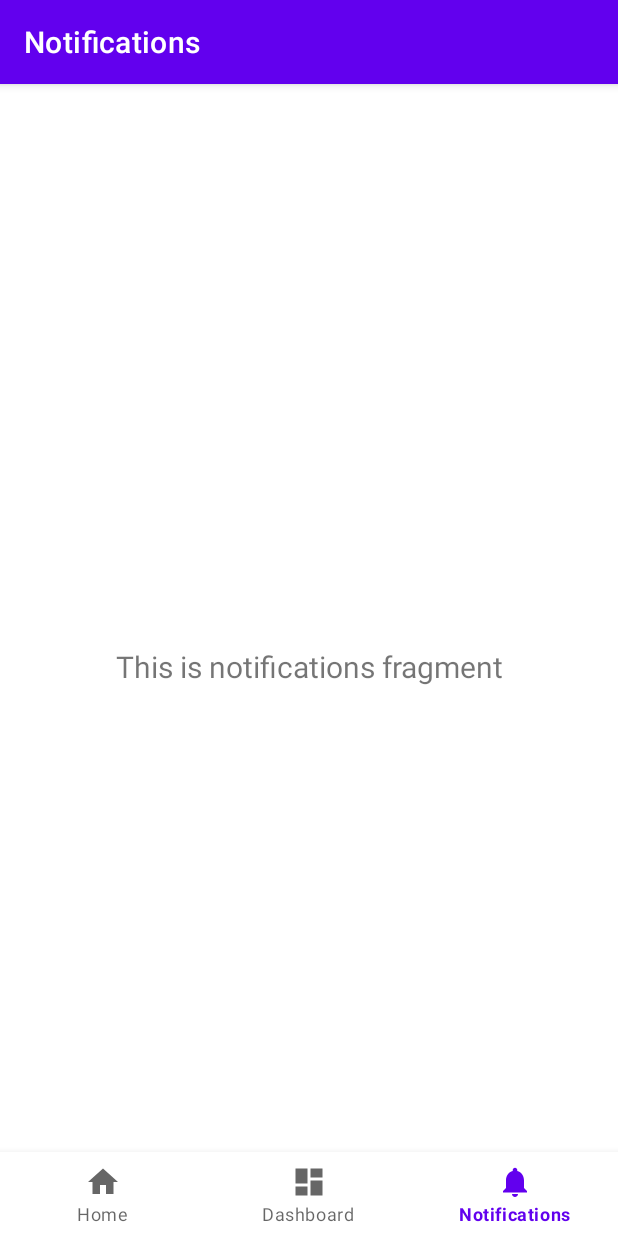
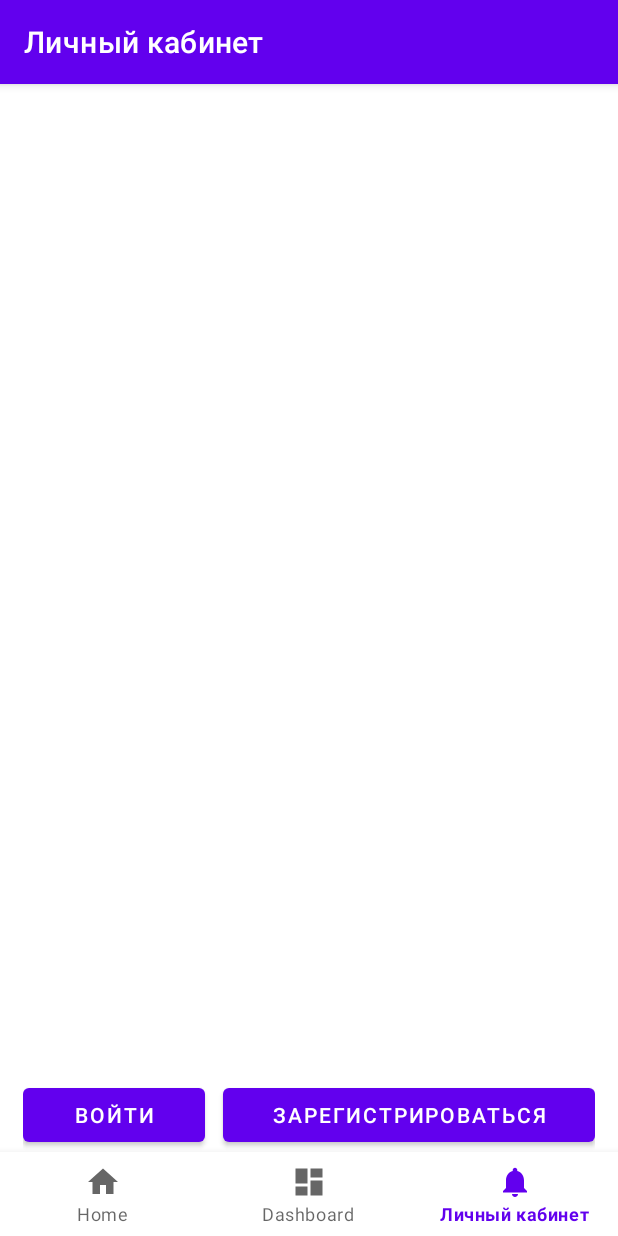
Before and after one commit to sanchousgoncharov/hakaton2, an Android app: the NotificationsFragment screen opened through its navigation route, on a phone screen of 412 x 824 dp. Run offline under Robolectric (Android 15) with nearby library versions, the phone set to English and light mode, and no system bars; our stand-ins replace navigation-ui.

Commit message:
kiril pc commit

```diff
--- a/app/build.gradle
+++ b/app/build.gradle
@@ -8,7 +8,7 @@ android {
 
     defaultConfig {
         applicationId "com.example.hakaton2"
-        minSdkVersion 16
+        minSdkVersion 19
         targetSdkVersion 30
         versionCode 1
         versionName "1.0"
@@ -40,4 +40,8 @@ dependencies {
     testImplementation 'junit:junit:4.+'
     androidTestImplementation 'androidx.test.ext:junit:1.1.2'
     androidTestImplementation 'androidx.test.espresso:espresso-core:3.3.0'
+    implementation platform('com.google.firebase:firebase-bom:29.1.0')
+    implementation 'com.google.firebase:firebase-analytics'
+
+
 }
--- a/app/src/main/java/com/example/hakaton2/ui/notifications/NotificationsFragment.java
+++ b/app/src/main/java/com/example/hakaton2/ui/notifications/NotificationsFragment.java
@@ -1,15 +1,14 @@
 package com.example.hakaton2.ui.notifications;
 
+import android.content.Intent;
 import android.os.Bundle;
 import android.view.LayoutInflater;
 import android.view.View;
 import android.view.ViewGroup;
-import android.widget.TextView;
+import android.widget.Button;
 
 import androidx.annotation.NonNull;
-import androidx.annotation.Nullable;
 import androidx.fragment.app.Fragment;
-import androidx.lifecycle.Observer;
 import androidx.lifecycle.ViewModelProvider;
 
 import com.example.hakaton2.R;
@@ -17,19 +16,37 @@ import com.example.hakaton2.R;
 public class NotificationsFragment extends Fragment {
 
     private NotificationsViewModel notificationsViewModel;
+    public Button bl;
+    public Button br;
 
     public View onCreateView(@NonNull LayoutInflater inflater,
                              ViewGroup container, Bundle savedInstanceState) {
         notificationsViewModel =
-                new ViewModelProvider(this).get(NotificationsViewModel.class);
+        new ViewModelProvider(this).get(NotificationsViewModel.class);
         View root = inflater.inflate(R.layout.fragment_notifications, container, false);
-        final TextView textView = root.findViewById(R.id.text_notifications);
-        notificationsViewModel.getText().observe(getViewLifecycleOwner(), new Observer<String>() {
+
+        bl = (Button) root.findViewById(R.id.btnSignIn);
+        br = (Button) root.findViewById(R.id.btnRegister);
+
+        bl.setOnClickListener(new View.OnClickListener() {
             @Override
-            public void onChanged(@Nullable String s) {
-                textView.setText(s);
+            public void onClick(View view) {
+                Intent intent = new Intent(NotificationsFragment.this.getActivity(), Login.class);
+                startActivity(intent);
             }
         });
+        br.setOnClickListener(new View.OnClickListener() {
+            @Override
+            public void onClick(View view) {
+                Intent intent = new Intent(NotificationsFragment.this.getActivity(), Register.class);
+                startActivity(intent);
+            }
+        });
+
+
+
         return root;
     }
+
+
 }
--- a/app/src/main/java/com/example/hakaton2/ui/notifications/NotificationsViewModel.java
+++ b/app/src/main/java/com/example/hakaton2/ui/notifications/NotificationsViewModel.java
@@ -16,4 +16,6 @@ public class NotificationsViewModel extends ViewModel {
     public LiveData<String> getText() {
         return mText;
     }
+
+
 }
--- a/app/src/main/res/layout/activity_main.xml
+++ b/app/src/main/res/layout/activity_main.xml
@@ -30,7 +30,8 @@
         app:layout_constraintHorizontal_bias="0.0"
         app:layout_constraintLeft_toLeftOf="parent"
         app:layout_constraintRight_toRightOf="parent"
-        app:navGraph="@navigation/mobile_navigation"
-        />
+        app:navGraph="@navigation/mobile_navigation" />
+
+
 
 </androidx.constraintlayout.widget.ConstraintLayout>
--- a/app/src/main/res/layout/fragment_notifications.xml
+++ b/app/src/main/res/layout/fragment_notifications.xml
@@ -1,22 +1,63 @@
 <?xml version="1.0" encoding="utf-8"?>
-<androidx.constraintlayout.widget.ConstraintLayout xmlns:android="http://schemas.android.com/apk/res/android"
+<RelativeLayout xmlns:android="http://schemas.android.com/apk/res/android"
     xmlns:app="http://schemas.android.com/apk/res-auto"
     xmlns:tools="http://schemas.android.com/tools"
     android:layout_width="match_parent"
     android:layout_height="match_parent"
     tools:context=".ui.notifications.NotificationsFragment">
 
+    <LinearLayout
+        android:layout_width="wrap_content"
+        android:layout_height="wrap_content"
+        android:layout_marginTop="25dp"
+        android:layout_centerHorizontal="true"
+        android:gravity="center"
+        android:orientation="vertical">
+
+        <TextView
+            android:textSize="25sp"
+            android:textColor="@android:color/white"
+            android:textAlignment="center"
+            android:layout_width="wrap_content"
+            android:layout_height="wrap_content"
+            android:text="@string/registration"/>
+    </LinearLayout>
     <TextView
-        android:id="@+id/text_notifications"
+        android:id="@+id/reg_text_bottom"
+        android:layout_alignParentBottom="true"
+        android:textSize="15sp"
+        android:textColor="@android:color/white"
+        android:layout_centerHorizontal="true"
+        android:layout_width="wrap_content"
+        android:textAlignment="center"
+        android:layout_height="wrap_content"
+        android:layout_marginBottom="20dp"
+        android:text="@string/reg_text_bottom"/>
+    <LinearLayout
         android:layout_width="match_parent"
         android:layout_height="wrap_content"
-        android:layout_marginStart="8dp"
-        android:layout_marginTop="8dp"
-        android:layout_marginEnd="8dp"
-        android:textAlignment="center"
-        android:textSize="20sp"
-        app:layout_constraintBottom_toBottomOf="parent"
-        app:layout_constraintEnd_toEndOf="parent"
-        app:layout_constraintStart_toStartOf="parent"
-        app:layout_constraintTop_toTopOf="parent" />
-</androidx.constraintlayout.widget.ConstraintLayout>
+        android:weightSum="2"
+        android:layout_above="@+id/reg_text_bottom"
+        android:layout_margin="15dp"
+        android:layout_marginTop="25dp"
+        android:orientation="horizontal">
+
+        <Button
+            android:id="@+id/btnSignIn"
+            android:layout_width="wrap_content"
+            android:layout_height="wrap_content"
+            android:layout_weight="1"
+            android:layout_marginEnd="6dp"
+            android:text="@string/log_btn_first" />
+
+        <Button
+            android:id="@+id/btnRegister"
+            android:layout_width="wrap_content"
+            android:layout_height="wrap_content"
+            android:layout_marginStart="6dp"
+            android:layout_weight="1"
+            android:text="@string/reg_btn_first" />
+
+    </LinearLayout>
+
+</RelativeLayout>
--- a/app/src/main/res/values/strings.xml
+++ b/app/src/main/res/values/strings.xml
@@ -2,7 +2,9 @@
     <string name="app_name">hakaton2</string>
     <string name="title_home">Home</string>
     <string name="title_dashboard">Dashboard</string>
-    <string name="title_notifications">Notifications</string>
+    <string name="title_notifications">Личный кабинет</string>
+    <string name="registration">Регистрация</string>
+    <string name="reg_text_bottom">Войдите в свою учетную запись</string>
     <string name="event1">Проведение «Дня открытых дверей ИКТИБ» по направлениям бакалавриата/специалитета</string>
     <string name="event1_title">День открытых дверей</string>
     <string name="event1_date">27 марта 2022</string>
@@ -14,4 +16,10 @@
     <string name="event3_title">Хакатон среди школьников</string>
     <string name="event3_date">11 апреля 2022</string>
     <string name="event_button_clicked">Заявка подана</string>
+    <string name="button">Button</string>
+    <string name="log_btn_enter">Войти</string>
+    <string name="reg_btn_enter">Зарегистрироваться</string>
+    <string name="reg_btn_first">Зарегистрироваться</string>
+    <string name="log_btn_first">Войти</string>
+
 </resources>
--- a/build.gradle
+++ b/build.gradle
@@ -7,6 +7,7 @@ buildscript {
     }
     dependencies {
         classpath "com.android.tools.build:gradle:4.1.3"
+        classpath 'com.google.gms:google-services:4.3.10'
         // NOTE: Do not place your application dependencies here; they belong
         // in the individual module build.gradle files
     }
```
Also changed, not shown: app/src/main/AndroidManifest.xml (+9 -3 lines), app/src/main/java/com/example/hakaton2/ui/notifications/Login.java (added, +16 -0 lines), app/src/main/java/com/example/hakaton2/ui/notifications/Register.java (added, +16 -0 lines), app/src/main/res/layout/activity_login.xml (added, +27 -0 lines), app/src/main/res/layout/activity_register.xml (added, +12 -0 lines).
